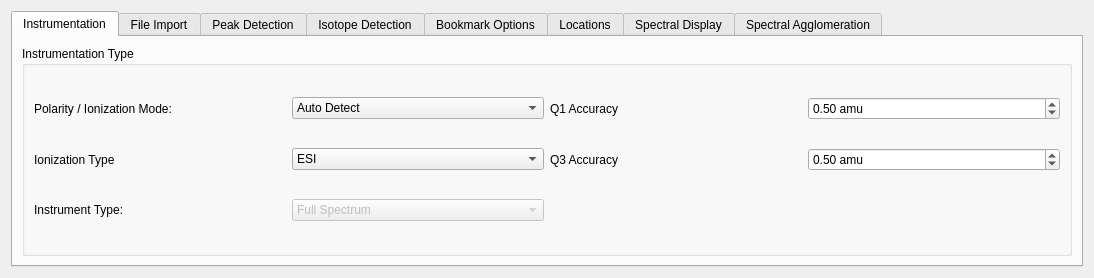
The window that src/maven/forms/settingsform.ui (eugenemel/maven) describes before a commit, drawn with Qt 5.
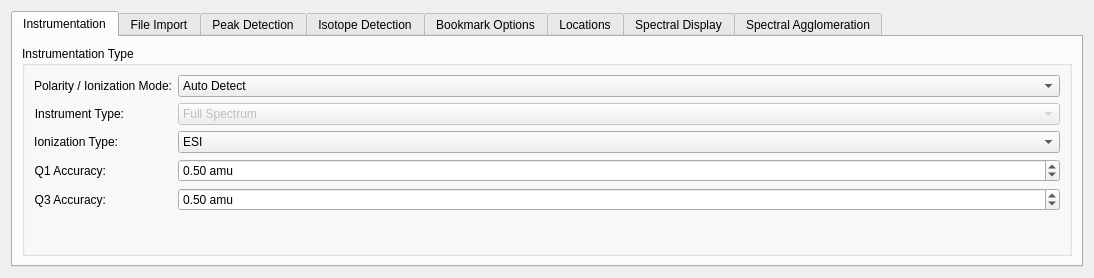
The same window after the commit. Icons and pictures are not drawn.

Commit message: Issue 368: Update UI formatting with QQQ tolerance values.

What changed in the file:
```diff
--- a/src/maven/forms/settingsform.ui
+++ b/src/maven/forms/settingsform.ui
@@ -41,16 +41,25 @@
          <property name="title">
           <string>Instrumentation Type</string>
          </property>
-         <layout class="QGridLayout" name="gridLayout_2">
+         <layout class="QFormLayout" name="formLayout">
           <item row="0" column="0">
            <widget class="QLabel" name="label_3">
             <property name="text">
              <string>Polarity / Ionization Mode:</string>
             </property>
+            <property name="alignment">
+             <set>Qt::AlignRight|Qt::AlignTrailing|Qt::AlignVCenter</set>
+            </property>
            </widget>
           </item>
           <item row="0" column="1">
            <widget class="QComboBox" name="ionizationMode">
+            <property name="sizePolicy">
+             <sizepolicy hsizetype="Expanding" vsizetype="Fixed">
+              <horstretch>0</horstretch>
+              <verstretch>0</verstretch>
+             </sizepolicy>
+            </property>
             <item>
              <property name="text">
               <string>Auto Detect</string>
@@ -73,28 +82,57 @@
             </item>
            </widget>
           </item>
-          <item row="0" column="2">
-           <widget class="QLabel" name="label_7">
+          <item row="1" column="0">
+           <widget class="QLabel" name="label_4">
             <property name="text">
-             <string>Q1 Accuracy</string>
+             <string>Instrument Type:</string>
             </property>
-           </widget>
-          </item>
-          <item row="0" column="3">
-           <widget class="QDoubleSpinBox" name="amuQ1">
-            <property name="prefix">
-             <string/>
-            </property>
-            <property name="suffix">
-             <string> amu</string>
-            </property>
-            <property name="value">
-             <double>0.500000000000000</double>
+            <property name="alignment">
+             <set>Qt::AlignRight|Qt::AlignTrailing|Qt::AlignVCenter</set>
             </property>
            </widget>
           </item>
           <item row="1" column="1">
+           <widget class="QComboBox" name="instrumentType">
+            <property name="enabled">
+             <bool>false</bool>
+            </property>
+            <property name="sizePolicy">
+             <sizepolicy hsizetype="Expanding" vsizetype="Fixed">
+              <horstretch>0</horstretch>
+              <verstretch>0</verstretch>
+             </sizepolicy>
+            </property>
+            <item>
+             <property name="text">
+              <string>Full Spectrum</string>
+             </property>
+            </item>
+            <item>
+             <property name="text">
+              <string>Triple Quad</string>
+             </property>
+            </item>
+           </widget>
+          </item>
+          <item row="2" column="0">
+           <widget class="QLabel" name="label_13">
+            <property name="text">
+             <string>Ionization Type:</string>
+            </property>
+            <property name="alignment">
+             <set>Qt::AlignRight|Qt::AlignTrailing|Qt::AlignVCenter</set>
+            </property>
+           </widget>
+          </item>
+          <item row="2" column="1">
            <widget class="QComboBox" name="ionizationType">
+            <property name="sizePolicy">
+             <sizepolicy hsizetype="Expanding" vsizetype="Fixed">
+              <horstretch>0</horstretch>
+              <verstretch>0</verstretch>
+             </sizepolicy>
+            </property>
             <item>
              <property name="text">
               <string>ESI</string>
@@ -132,22 +170,53 @@
             </item>
            </widget>
           </item>
-          <item row="1" column="0">
-           <widget class="QLabel" name="label_13">
+          <item row="3" column="0">
+           <widget class="QLabel" name="label_7">
             <property name="text">
-             <string>Ionization Type</string>
+             <string>Q1 Accuracy:</string>
             </property>
+            <property name="alignment">
+             <set>Qt::AlignRight|Qt::AlignTrailing|Qt::AlignVCenter</set>
+            </property>
            </widget>
           </item>
-          <item row="1" column="2">
+          <item row="3" column="1">
+           <widget class="QDoubleSpinBox" name="amuQ1">
+            <property name="sizePolicy">
+             <sizepolicy hsizetype="Expanding" vsizetype="Fixed">
+              <horstretch>0</horstretch>
+              <verstretch>0</verstretch>
+             </sizepolicy>
+            </property>
+            <property name="prefix">
+             <string/>
+            </property>
+            <property name="suffix">
+             <string> amu</string>
+            </property>
+            <property name="value">
+             <double>0.500000000000000</double>
+            </property>
+           </widget>
+          </item>
+          <item row="4" column="0">
            <widget class="QLabel" name="label_14">
             <property name="text">
-             <string>Q3 Accuracy</string>
+             <string>Q3 Accuracy:</string>
+            </property>
+            <property name="alignment">
+             <set>Qt::AlignRight|Qt::AlignTrailing|Qt::AlignVCenter</set>
             </property>
            </widget>
           </item>
-          <item row="1" column="3">
+          <item row="4" column="1">
            <widget class="QDoubleSpinBox" name="amuQ3">
+            <property name="sizePolicy">
+             <sizepolicy hsizetype="Expanding" vsizetype="Fixed">
+              <horstretch>0</horstretch>
+              <verstretch>0</verstretch>
+             </sizepolicy>
+            </property>
             <property name="suffix">
              <string> amu</string>
             </property>
@@ -159,30 +228,6 @@
             </property>
            </widget>
           </item>
-          <item row="5" column="0">
-           <widget class="QLabel" name="label_4">
-            <property name="text">
-             <string>Instrument Type:</string>
-            </property>
-           </widget>
-          </item>
-          <item row="5" column="1">
-           <widget class="QComboBox" name="instrumentType">
-            <property name="enabled">
-             <bool>false</bool>
-            </property>
-            <item>
-             <property name="text">
-              <string>Full Spectrum</string>
-             </property>
-            </item>
-            <item>
-             <property name="text">
-              <string>Triple Quad</string>
-             </property>
-            </item>
-           </widget>
-          </item>
          </layout>
         </widget>
        </item>
```
